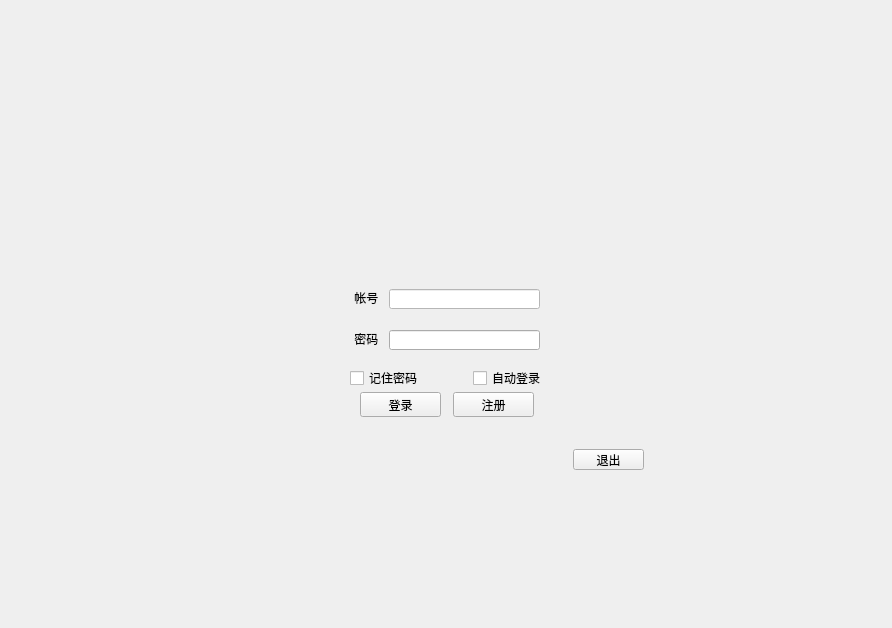
Old version of the form login.ui in the repository lwher/Library-System.
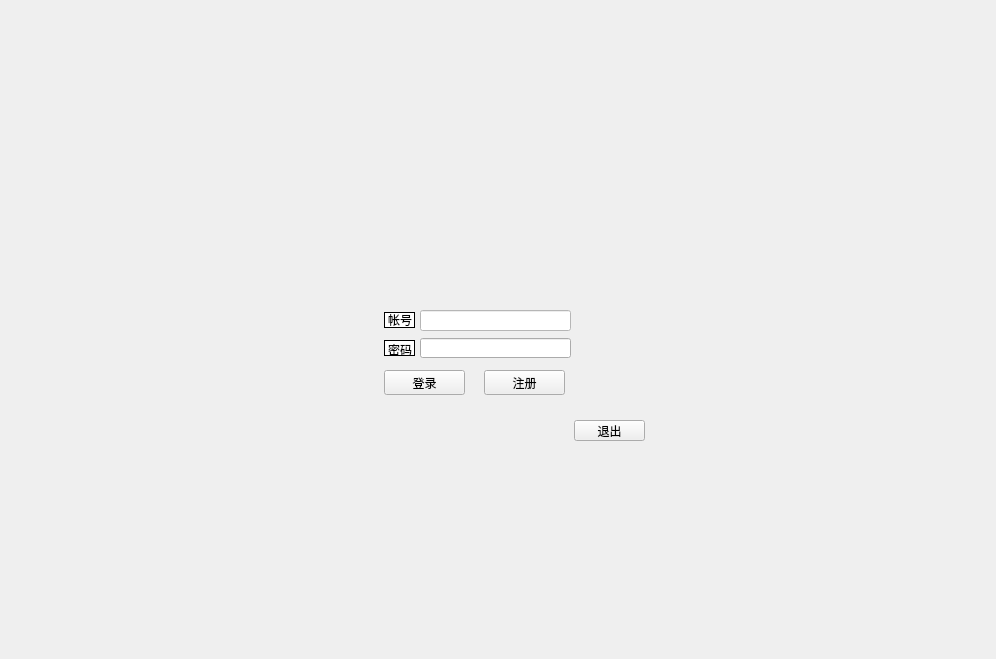
New version of the form. Icons and pictures are not drawn.

```diff
--- a/login.ui
+++ b/login.ui
@@ -6,8 +6,8 @@
    <rect>
     <x>0</x>
     <y>0</y>
-    <width>892</width>
-    <height>628</height>
+    <width>996</width>
+    <height>659</height>
    </rect>
   </property>
   <property name="windowTitle">
@@ -17,25 +17,12 @@
    <string notr="true"/>
   </property>
   <widget class="QWidget" name="centralWidget">
-   <widget class="QPushButton" name="exit_but">
-    <property name="geometry">
-     <rect>
-      <x>573</x>
-      <y>449</y>
-      <width>71</width>
-      <height>21</height>
-     </rect>
-    </property>
-    <property name="text">
-     <string>退出</string>
-    </property>
-   </widget>
    <widget class="QFrame" name="frame">
     <property name="geometry">
      <rect>
-      <x>233</x>
-      <y>122</y>
-      <width>451</width>
+      <x>220</x>
+      <y>160</y>
+      <width>531</width>
       <height>381</height>
      </rect>
     </property>
@@ -48,44 +35,41 @@
     <property name="frameShadow">
      <enum>QFrame::Sunken</enum>
     </property>
+    <widget class="QLabel" name="label">
+     <property name="geometry">
+      <rect>
+       <x>60</x>
+       <y>70</y>
+       <width>401</width>
+       <height>251</height>
+      </rect>
+     </property>
+     <property name="styleSheet">
+      <string notr="true">font: 75 9pt &quot;微软雅黑&quot;;</string>
+     </property>
+     <property name="text">
+      <string/>
+     </property>
+    </widget>
    </widget>
-   <widget class="QLineEdit" name="id_edit">
+   <widget class="QPushButton" name="exit_but">
     <property name="geometry">
      <rect>
-      <x>389</x>
-      <y>289</y>
-      <width>151</width>
-      <height>20</height>
+      <x>574</x>
+      <y>420</y>
+      <width>71</width>
+      <height>21</height>
      </rect>
     </property>
-    <property name="styleSheet">
-     <string notr="true">background-color: rgb(255, 255, 255);</string>
-    </property>
     <property name="text">
-     <string/>
-    </property>
-   </widget>
-   <widget class="QPushButton" name="log_but">
-    <property name="geometry">
-     <rect>
-      <x>360</x>
-      <y>392</y>
-      <width>81</width>
-      <height>25</height>
-     </rect>
-    </property>
-    <property name="styleSheet">
-     <string notr="true">font: 75 9pt &quot;微软雅黑&quot;;</string>
-    </property>
-    <property name="text">
-     <string>登录</string>
+     <string>退出</string>
     </property>
    </widget>
    <widget class="QLineEdit" name="key_edit">
     <property name="geometry">
      <rect>
-      <x>389</x>
-      <y>330</y>
+      <x>420</x>
+      <y>338</y>
       <width>151</width>
       <height>20</height>
      </rect>
@@ -97,11 +81,82 @@
      <enum>QLineEdit::Password</enum>
     </property>
    </widget>
+   <widget class="QLabel" name="label_3">
+    <property name="geometry">
+     <rect>
+      <x>384</x>
+      <y>312</y>
+      <width>31</width>
+      <height>16</height>
+     </rect>
+    </property>
+    <property name="styleSheet">
+     <string notr="true">background-color: rgb(255, 255, 255);</string>
+    </property>
+    <property name="frameShape">
+     <enum>QFrame::Box</enum>
+    </property>
+    <property name="text">
+     <string>帐号</string>
+    </property>
+   </widget>
+   <widget class="QLabel" name="label_2">
+    <property name="geometry">
+     <rect>
+      <x>384</x>
+      <y>340</y>
+      <width>31</width>
+      <height>16</height>
+     </rect>
+    </property>
+    <property name="styleSheet">
+     <string notr="true">font: 75 9pt &quot;微软雅黑&quot;;
+background-color: rgb(255, 255, 255);</string>
+    </property>
+    <property name="frameShape">
+     <enum>QFrame::Box</enum>
+    </property>
+    <property name="text">
+     <string>&lt;html&gt;&lt;head/&gt;&lt;body&gt;&lt;p align=&quot;center&quot;&gt; 密码 &lt;/p&gt;&lt;/body&gt;&lt;/html&gt;</string>
+    </property>
+   </widget>
+   <widget class="QPushButton" name="log_but">
+    <property name="geometry">
+     <rect>
+      <x>384</x>
+      <y>370</y>
+      <width>81</width>
+      <height>25</height>
+     </rect>
+    </property>
+    <property name="styleSheet">
+     <string notr="true">font: 75 9pt &quot;微软雅黑&quot;;</string>
+    </property>
+    <property name="text">
+     <string>登录</string>
+    </property>
+   </widget>
+   <widget class="QLineEdit" name="id_edit">
+    <property name="geometry">
+     <rect>
+      <x>420</x>
+      <y>310</y>
+      <width>151</width>
+      <height>21</height>
+     </rect>
+    </property>
+    <property name="styleSheet">
+     <string notr="true">background-color: rgb(255, 255, 255);</string>
+    </property>
+    <property name="text">
+     <string/>
+    </property>
+   </widget>
    <widget class="QPushButton" name="reg_but">
     <property name="geometry">
      <rect>
-      <x>453</x>
-      <y>392</y>
+      <x>484</x>
+      <y>370</y>
       <width>81</width>
       <height>25</height>
      </rect>
@@ -114,74 +169,6 @@
      <string>注册</string>
     </property>
    </widget>
-   <widget class="QLabel" name="label">
-    <property name="geometry">
-     <rect>
-      <x>351</x>
-      <y>289</y>
-      <width>32</width>
-      <height>17</height>
-     </rect>
-    </property>
-    <property name="styleSheet">
-     <string notr="true">font: 75 9pt &quot;微软雅黑&quot;;</string>
-    </property>
-    <property name="text">
-     <string> 帐号 </string>
-    </property>
-   </widget>
-   <widget class="QCheckBox" name="auto_login_check">
-    <property name="geometry">
-     <rect>
-      <x>473</x>
-      <y>370</y>
-      <width>71</width>
-      <height>16</height>
-     </rect>
-    </property>
-    <property name="text">
-     <string>自动登录</string>
-    </property>
-   </widget>
-   <widget class="QLabel" name="label_2">
-    <property name="geometry">
-     <rect>
-      <x>351</x>
-      <y>330</y>
-      <width>32</width>
-      <height>17</height>
-     </rect>
-    </property>
-    <property name="styleSheet">
-     <string notr="true">font: 75 9pt &quot;微软雅黑&quot;;</string>
-    </property>
-    <property name="text">
-     <string> 密码 </string>
-    </property>
-   </widget>
-   <widget class="QCheckBox" name="keep_password_check">
-    <property name="geometry">
-     <rect>
-      <x>350</x>
-      <y>370</y>
-      <width>71</width>
-      <height>16</height>
-     </rect>
-    </property>
-    <property name="text">
-     <string>记住密码</string>
-    </property>
-   </widget>
-   <zorder>frame</zorder>
-   <zorder>exit_but</zorder>
-   <zorder>id_edit</zorder>
-   <zorder>log_but</zorder>
-   <zorder>key_edit</zorder>
-   <zorder>reg_but</zorder>
-   <zorder>label</zorder>
-   <zorder>auto_login_check</zorder>
-   <zorder>label_2</zorder>
-   <zorder>keep_password_check</zorder>
   </widget>
  </widget>
  <layoutdefault spacing="6" margin="11"/>
```
